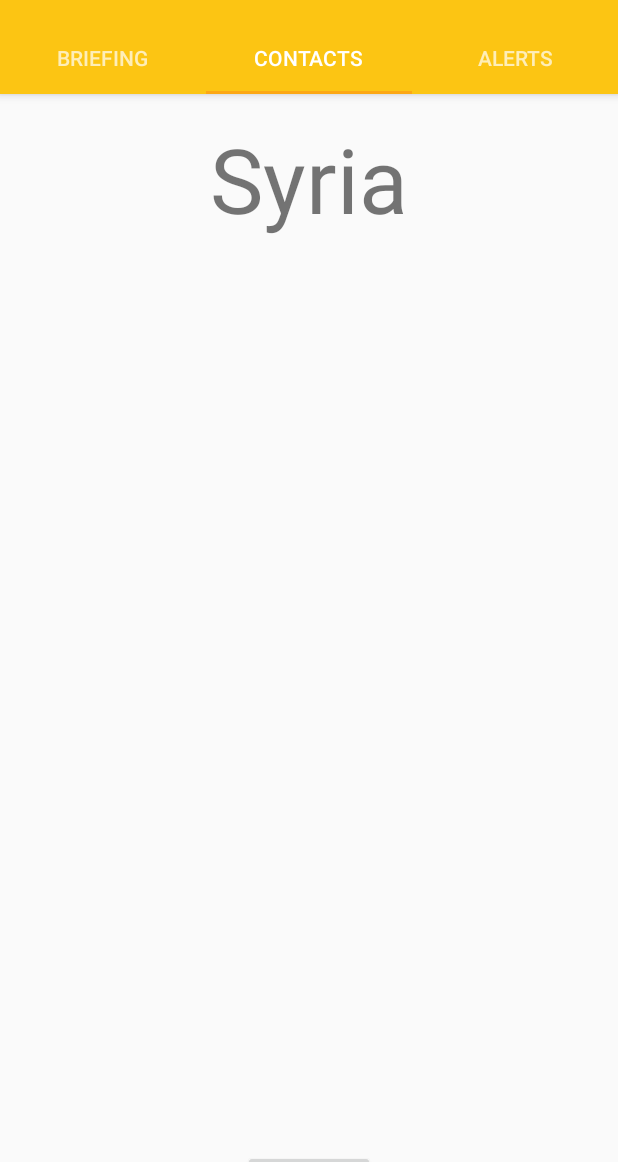
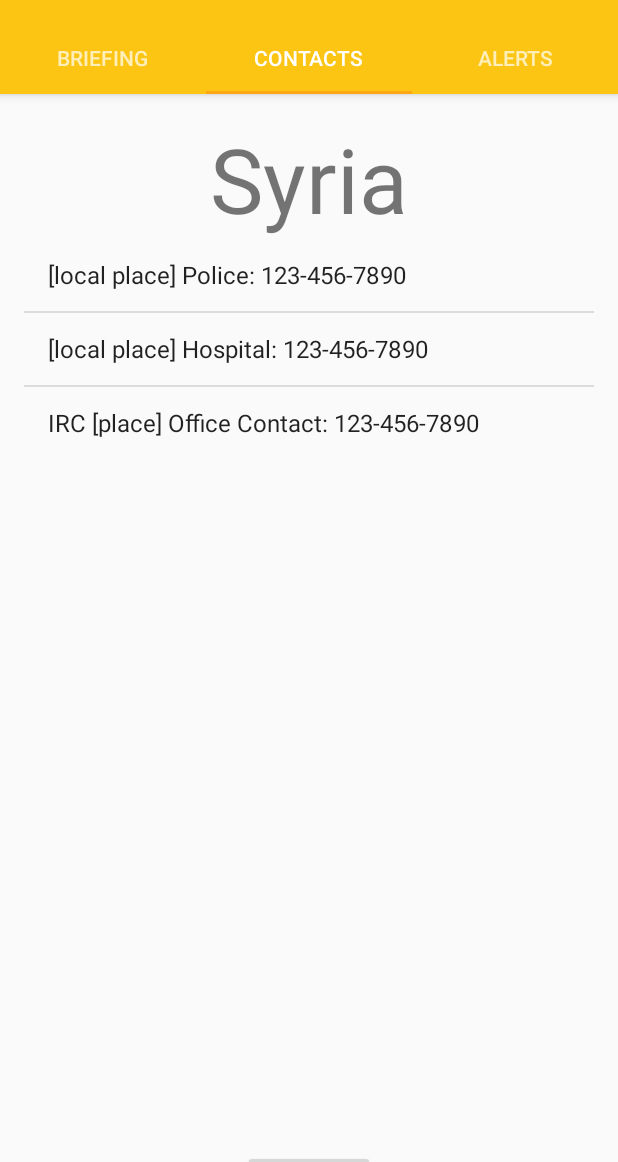
Before and after one commit to jerseycity17/team-9, an Android app: the screen it shows after launch (MainActivity), tab 2 chosen, on a phone screen of 412 x 824 dp, the part 74-1236 px from its top. Run offline under Robolectric (Android 15) with nearby library versions, the phone set to English and light mode, and no system bars; our stand-ins replace Firebase (no records; nobody signed in at launch, a user with empty details on screens opened directly); libraries missing offline, so code that uses them is left out: com.firebase.ui; 1 statement that could not run was skipped.

Commit message:
Updated tabs

```diff
--- a/IRC92/app/src/main/java/com/example/mary/irc9/Tab2.java
+++ b/IRC92/app/src/main/java/com/example/mary/irc9/Tab2.java
@@ -5,6 +5,8 @@ import android.support.v4.app.Fragment;
 import android.view.LayoutInflater;
 import android.view.View;
 import android.view.ViewGroup;
+import android.widget.ArrayAdapter;
+import android.widget.ListView;
 
 import com.google.firebase.database.DatabaseReference;
 import com.google.firebase.database.FirebaseDatabase;
@@ -25,13 +27,22 @@ public class Tab2 extends Fragment {
                              Bundle savedInstanceState) {
         View rootView = inflater.inflate(R.layout.tab2, container, false);
 
+        String[] notifs = {"[local place] Police: 123-456-7890",
+                "[local place] Hospital: 123-456-7890", "IRC [place] Office Contact: 123-456-7890"};
 
+        ListView lView = (ListView) rootView.findViewById(R.id.notifs);
+
+        ArrayAdapter<String> lViewAdapter = new ArrayAdapter<String>(getActivity(), android.R.layout.simple_list_item_1, notifs);
+
+        lView.setAdapter(lViewAdapter);
+
+        return rootView;
 
        // myRef.setValue("Jersey City");
 
 
 
-        return rootView;
+
 
 
 
--- a/IRC92/app/src/main/res/layout/tab2.xml
+++ b/IRC92/app/src/main/res/layout/tab2.xml
@@ -27,5 +27,10 @@
         android:layout_alignParentBottom="true"
         android:layout_centerHorizontal="true"
         android:text="I'm safe" />
+    <ListView
+        android:id="@+id/notifs"
+        android:layout_width="match_parent"
+        android:layout_height="wrap_content"
 
+        android:layout_below="@+id/country" />
 </RelativeLayout>
```
